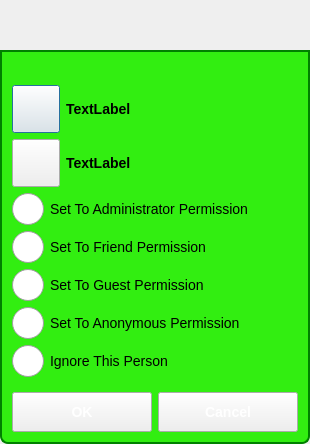
brettrjones/gotvptop, file GoTvApps/GoTvCommon/Forms/ActivityToFriendChangeFriendship.ui: the form before one commit.
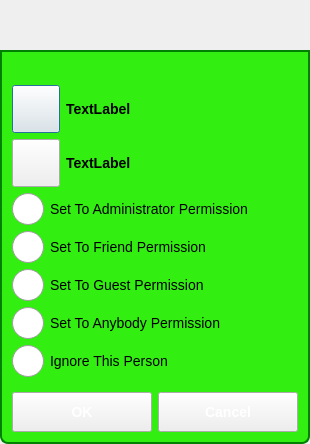
The form after the commit. Icons and pictures are not drawn. Custom widgets are drawn as their Qt base class.

Diff of the .ui file:
```diff
--- a/GoTvApps/GoTvCommon/Forms/ActivityToFriendChangeFriendship.ui
+++ b/GoTvApps/GoTvCommon/Forms/ActivityToFriendChangeFriendship.ui
@@ -281,7 +281,7 @@
          </size>
         </property>
         <property name="text">
-         <string>Set To Anonymous Permission</string>
+         <string>Set To Anybody Permission</string>
         </property>
        </widget>
       </item>
```
